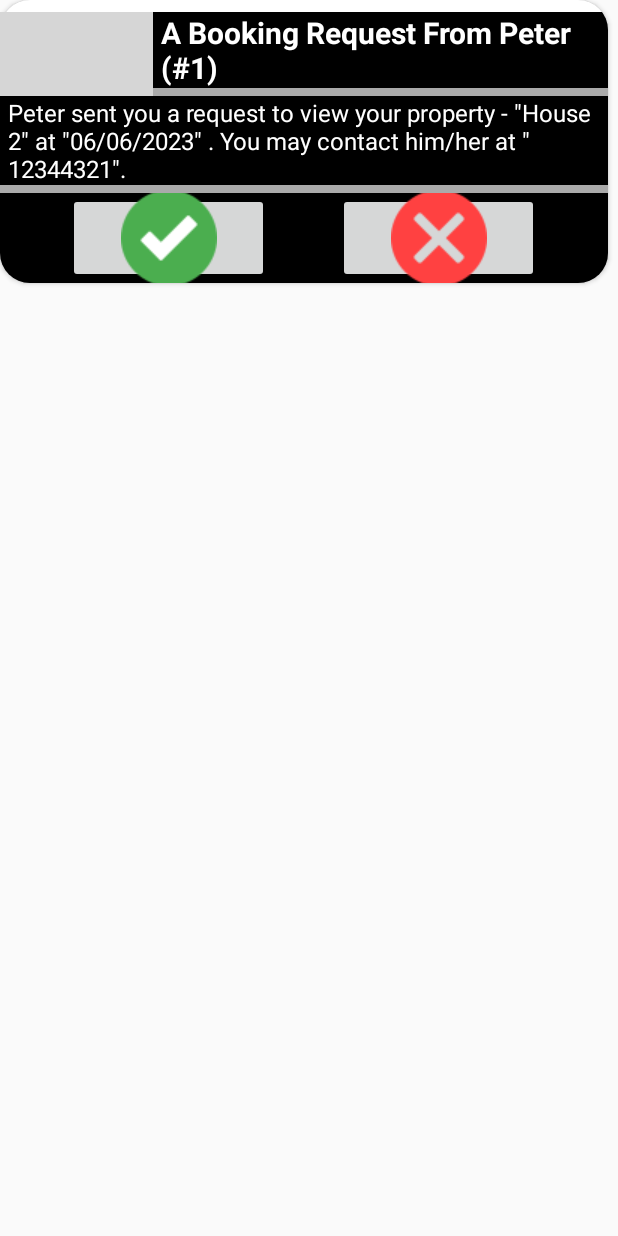
After one commit to Jeffrey-Law/HouseRentalApp, an Android app: the layout notification_choose.xml on its own in the app's theme, with its tools: preview values and no code run, on a phone screen of 412 x 824 dp. The commit adds this screen. Run offline under Robolectric (Android 15) with nearby library versions, the phone set to English and light mode, and no system bars; grey boxes are pictures that could not be loaded.

Commit message:
update notification

```diff
--- a/app/src/main/java/com/example/login/BookingActivity.java
+++ b/app/src/main/java/com/example/login/BookingActivity.java
@@ -32,7 +32,7 @@ public class BookingActivity extends AppCompatActivity {
         bookingDao = appDatabase.getBookingDao();
 
         setContentView(R.layout.booking);
-        simpleCalendarView = (CalendarView) findViewById(R.id.CalendarView); // get the reference of CalendarView
+        simpleCalendarView = (CalendarView) findViewById(R.id.booking_cv); // get the reference of CalendarView
         simpleCalendarView.setFocusedMonthDateColor(Color.RED); // set the red color for the dates of  focused month
         simpleCalendarView.setUnfocusedMonthDateColor(Color.BLUE); // set the yellow color for the dates of an unfocused month
         simpleCalendarView.setSelectedWeekBackgroundColor(Color.RED); // red color for the selected week's background
--- a/app/src/main/java/com/example/login/BookingDao.java
+++ b/app/src/main/java/com/example/login/BookingDao.java
@@ -6,6 +6,7 @@ import androidx.room.Insert;
 import androidx.room.Query;
 import androidx.room.Update;
 
+import java.util.Date;
 import java.util.List;
 
 @Dao
@@ -25,7 +26,9 @@ public interface BookingDao {
     @Query("SELECT * FROM booking_table WHERE booking_id = :id LIMIT 1")
     Booking getBookingById(int id);
 
-
     @Query("SELECT COUNT(*) FROM booking_table")
     int getNoOfRecords();
+
+    @Query("SELECT date FROM booking_table WHERE booking_id = :id LIMIT 1")
+    Date getBookingDateById(int id);
 }
--- a/app/src/main/java/com/example/login/HomeActivity.java
+++ b/app/src/main/java/com/example/login/HomeActivity.java
@@ -36,6 +36,7 @@ public class HomeActivity extends AppCompatActivity {
     private EditText et_search_box;
     private LinearLayout homeBtn, manageBtn, postBtn, notificationBtn, settingBtn;
     private NestedScrollView scrollView;
+    private RecyclerView recyclerView_hot, recyclerView_district;
     private RecyclerView recyclerView_hot, recyclerView_district;
     private int[] adbgColor = new int[5];
 
--- a/app/src/main/java/com/example/login/UserDao.java
+++ b/app/src/main/java/com/example/login/UserDao.java
@@ -35,4 +35,7 @@ public interface UserDao {
 
     @Query("SELECT * FROM user_table WHERE user_id = :id LIMIT 1")
     User getUserById(int id);
+
+    @Query("SELECT user_name FROM user_table WHERE user_id = :id LIMIT 1")
+    String getUserNameById(int id);
 }
--- /dev/null
+++ b/app/src/main/res/layout/notification_choose.xml
@@ -0,0 +1,101 @@
+<?xml version="1.0" encoding="utf-8"?>
+<LinearLayout xmlns:android="http://schemas.android.com/apk/res/android"
+    xmlns:app="http://schemas.android.com/apk/res-auto"
+    xmlns:tools="http://schemas.android.com/tools"
+    android:layout_width="match_parent"
+    android:layout_height="match_parent"
+    android:orientation="horizontal">
+
+    <androidx.cardview.widget.CardView
+        android:id="@+id/cv_hot_house"
+        android:layout_width="405dp"
+        android:layout_height="wrap_content"
+        android:layout_marginEnd="8dp"
+        android:padding="8dp"
+        app:cardCornerRadius="20dp">
+
+        <LinearLayout
+            android:layout_width="match_parent"
+            android:layout_height="wrap_content"
+            android:layout_marginTop="8dp"
+            android:background="#AAAAAA"
+            android:orientation="vertical">
+
+            <LinearLayout
+                android:layout_width="match_parent"
+                android:layout_height="match_parent">
+
+                <ImageButton
+                    android:id="@+id/booker_profile_btn"
+                    android:layout_width="wrap_content"
+                    android:layout_height="match_parent"
+                    android:layout_weight="1"
+                    android:scaleType="fitCenter"
+                    tools:srcCompat="@tools:sample/avatars" />
+
+                <TextView
+                    android:id="@+id/booking_title_tv"
+                    android:layout_width="303dp"
+                    android:layout_height="wrap_content"
+                    android:layout_marginBottom="5dp"
+                    android:background="@color/black"
+                    android:paddingLeft="5dp"
+                    android:text="@string/booking_title_tv_str"
+                    android:textColor="#FFFFFF"
+                    android:textSize="20sp"
+                    android:textStyle="bold" />
+            </LinearLayout>
+
+            <TextView
+                android:id="@+id/booking_description_tv"
+                android:layout_width="match_parent"
+                android:layout_height="wrap_content"
+                android:layout_marginBottom="5dp"
+                android:background="@color/black"
+                android:paddingLeft="5dp"
+                android:text="@string/booking_description_tv_str"
+                android:textColor="#FFFFFF"
+                android:textSize="16sp" />
+
+            <LinearLayout
+                android:id="@+id/ratingContainer"
+                android:layout_width="match_parent"
+                android:layout_height="60dp"
+                android:background="@color/black"
+                android:orientation="horizontal">
+
+                <Space
+                    android:layout_width="wrap_content"
+                    android:layout_height="wrap_content"
+                    android:layout_weight="1" />
+
+                <ImageButton
+                    android:id="@+id/booking_yes_btn"
+                    android:layout_width="wrap_content"
+                    android:layout_height="wrap_content"
+                    android:layout_weight="1"
+                    app:srcCompat="@drawable/accept" />
+
+                <Space
+                    android:layout_width="wrap_content"
+                    android:layout_height="wrap_content"
+                    android:layout_weight="1" />
+
+                <ImageButton
+                    android:id="@+id/booking_no_btn"
+                    android:layout_width="wrap_content"
+                    android:layout_height="wrap_content"
+                    android:layout_weight="1"
+                    app:srcCompat="@drawable/decline" />
+
+                <Space
+                    android:layout_width="wrap_content"
+                    android:layout_height="wrap_content"
+                    android:layout_weight="1" />
+
+            </LinearLayout>
+        </LinearLayout>
+
+    </androidx.cardview.widget.CardView>
+
+</LinearLayout>
--- a/app/src/main/res/values/strings.xml
+++ b/app/src/main/res/values/strings.xml
@@ -28,4 +28,6 @@
     <string name="signup_upload_tv_str">Upload image</string>
     <string name="posting_title_tv_str">Title</string>
     <string name="detail_description_tv" />
+    <string name="booking_title_tv_str">A Booking Request From Peter (#1)</string>
+    <string name="booking_description_tv_str">Peter sent you a request to view your property - \"House 2\" at \"06/06/2023\" . You may contact him/her at \" 12344321\"".</string>
 </resources>
```
Also changed, not shown: app/src/main/java/com/example/login/Adapter/notificationAdapter.java (added, +65 -0 lines), app/src/main/res/layout/booking.xml (+12 -6 lines), app/src/main/res/layout/house_card.xml (+12 -12 lines).
